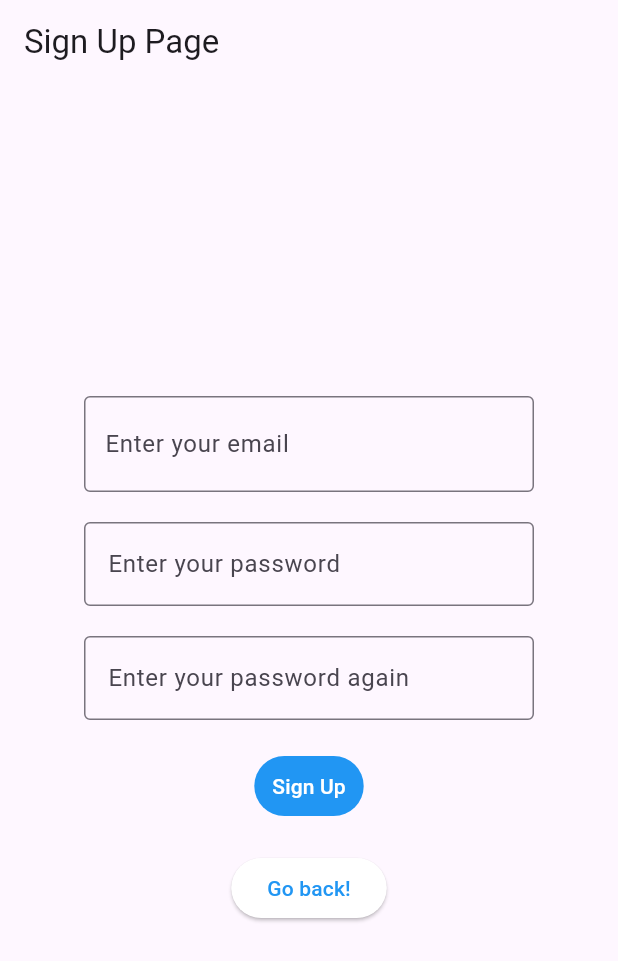
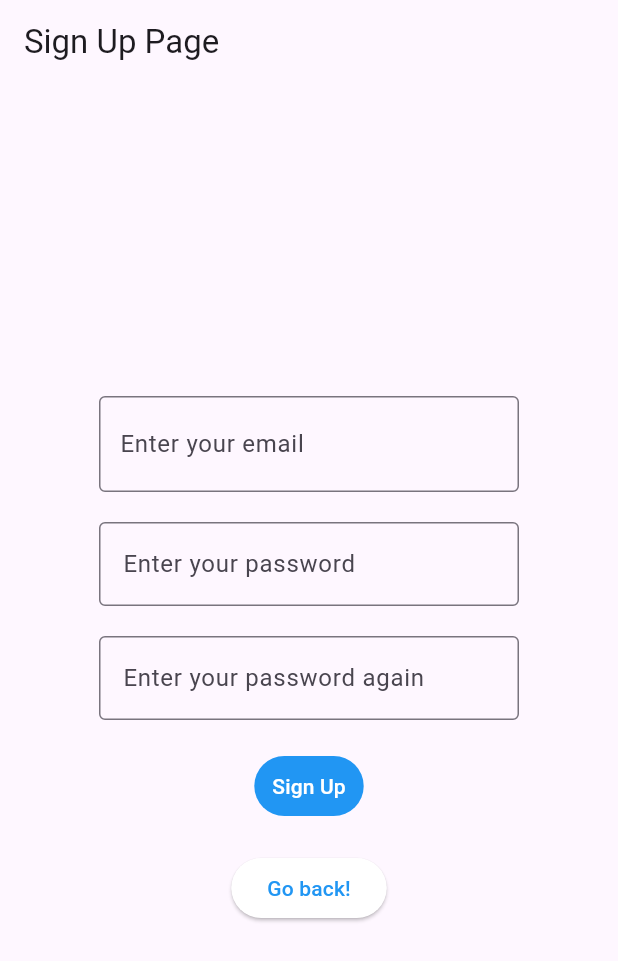
Before and after one commit to ArminSalman/de_mate, a Flutter app: the screen it shows after launch, after a tap on "SIGN UP", on a phone screen of 412 x 824 dp. Shown: the top 961 px of the screen. Run offline on Flutter 3.47's test engine with Material 3 defaults, Android fonts, the phone set to English and light mode, and no system bars.

```diff
--- a/lib/sign_in.dart
+++ b/lib/sign_in.dart
@@ -16,7 +16,7 @@ class SignInPage extends StatelessWidget {
           mainAxisAlignment: MainAxisAlignment.center,
           children: [
             const SizedBox(
-              width: 300,
+              width: 280,
               child: TextField(
                 decoration: InputDecoration(
                   border: OutlineInputBorder(),
@@ -27,7 +27,7 @@ class SignInPage extends StatelessWidget {
             ),
             const SizedBox(height: 20),
             const SizedBox(
-              width: 300,
+              width: 280,
               child: TextField(
                 decoration: InputDecoration(
                   border: OutlineInputBorder(),
--- a/lib/sign_up.dart
+++ b/lib/sign_up.dart
@@ -16,7 +16,7 @@ class SignUpPage extends StatelessWidget {
             mainAxisAlignment: MainAxisAlignment.center,
             children: [
               const SizedBox(
-                width: 300,
+                width: 280,
                 child: TextField(
                   decoration: InputDecoration(
                     border: OutlineInputBorder(),
@@ -27,7 +27,7 @@ class SignUpPage extends StatelessWidget {
               ),
               const SizedBox(height: 20),
               const SizedBox(
-                width: 300,
+                width: 280,
                 child: TextField(
                   decoration: InputDecoration(
                       border: OutlineInputBorder(),
@@ -37,7 +37,7 @@ class SignUpPage extends StatelessWidget {
               ),
               const SizedBox(height: 20),
               const SizedBox(
-                width: 300,
+                width: 280,
                 child: TextField(
                   decoration: InputDecoration(
                       border: OutlineInputBorder(),
```
